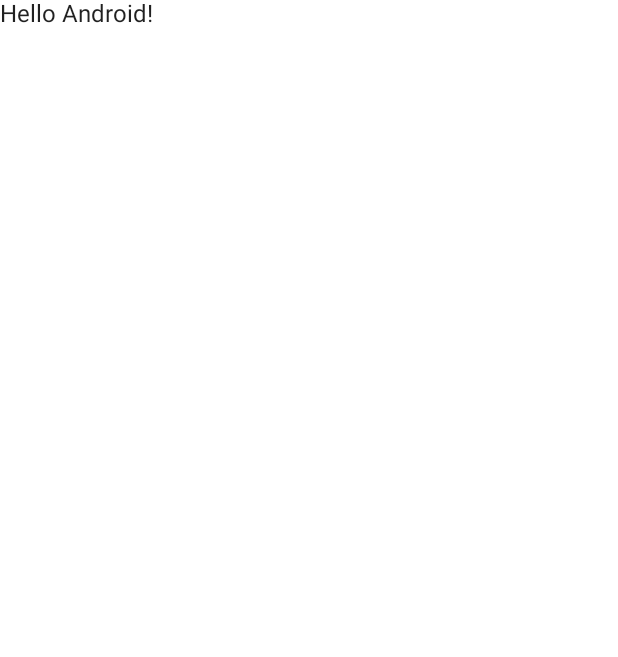
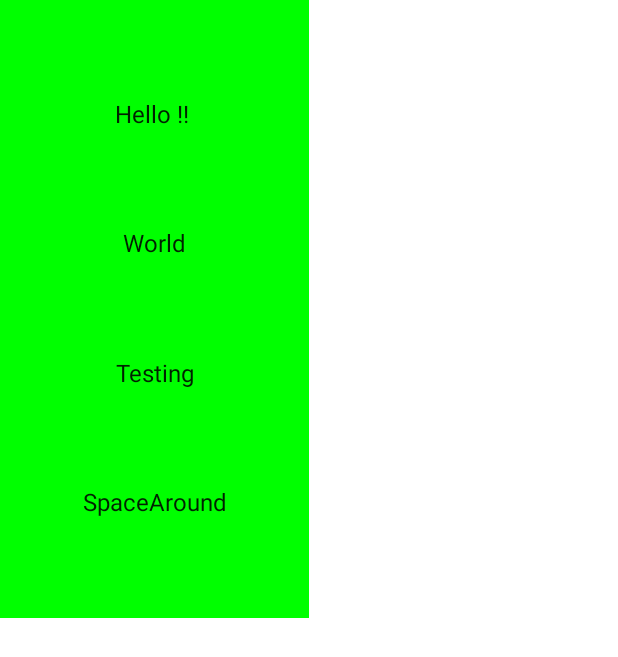
Before and after one commit to gau4sar/design-with-jetpack-compose, an Android app built with Jetpack Compose: the screen it shows after launch (MainActivity), on a phone screen of 412 x 824 dp. Before the commit the part shown is almost empty. Shown: the top 657 px of the screen. Run offline under Robolectric (Android 15) with nearby library versions, the phone set to English and light mode, and no system bars.

Commit message:
Playing with Rows, Columns, Arrangements and Alignments

```diff
--- a/app/src/main/java/com/gaurav/design_wtih_kotlin_jetpackcompose/MainActivity.kt
+++ b/app/src/main/java/com/gaurav/design_wtih_kotlin_jetpackcompose/MainActivity.kt
@@ -3,10 +3,15 @@ package com.gaurav.design_wtih_kotlin_jetpackcompose
 import android.os.Bundle
 import androidx.activity.ComponentActivity
 import androidx.activity.compose.setContent
-import androidx.compose.material.MaterialTheme
-import androidx.compose.material.Surface
+import androidx.compose.foundation.background
+import androidx.compose.foundation.layout.Arrangement
+import androidx.compose.foundation.layout.Column
+import androidx.compose.foundation.layout.fillMaxSize
 import androidx.compose.material.Text
 import androidx.compose.runtime.Composable
+import androidx.compose.ui.Alignment
+import androidx.compose.ui.Modifier
+import androidx.compose.ui.graphics.Color
 import androidx.compose.ui.tooling.preview.Preview
 import com.gaurav.design_wtih_kotlin_jetpackcompose.ui.theme.DesignwtihkotlinJetpackComposeTheme
 
@@ -14,25 +19,31 @@ class MainActivity : ComponentActivity() {
     override fun onCreate(savedInstanceState: Bundle?) {
         super.onCreate(savedInstanceState)
         setContent {
-            DesignwtihkotlinJetpackComposeTheme {
-                // A surface container using the 'background' color from the theme
-                Surface(color = MaterialTheme.colors.background) {
-                    Greeting("Android")
-                }
-            }
+            myFirstComposeView()
         }
     }
 }
 
 @Composable
-fun Greeting(name: String) {
-    Text(text = "Hello $name!")
+fun myFirstComposeView(){
+    DesignwtihkotlinJetpackComposeTheme {
+        Column(
+            modifier = Modifier
+                .background(Color.Green)
+                .fillMaxSize(0.5f),
+            horizontalAlignment = Alignment.CenterHorizontally,
+            verticalArrangement = Arrangement.SpaceEvenly
+        ) {
+            Text("Hello !! ")
+            Text("World")
+            Text("Testing")
+            Text("SpaceAround")
+        }
+    }
 }
 
-@Preview(showBackground = true)
+@Preview(showSystemUi = true)
 @Composable
 fun DefaultPreview() {
-    DesignwtihkotlinJetpackComposeTheme {
-        Greeting("Android")
-    }
+    myFirstComposeView()
 }
```
